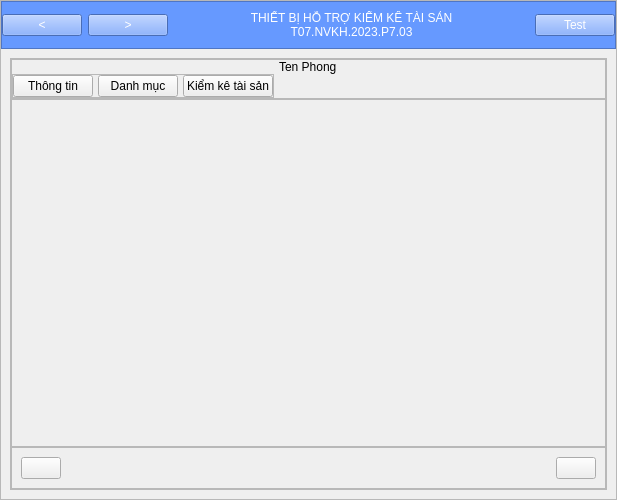
Before: the Qt Designer form Frontend/Design/design.ui in Qyt0109/KiemKeTaiSan, drawn with Qt 5.
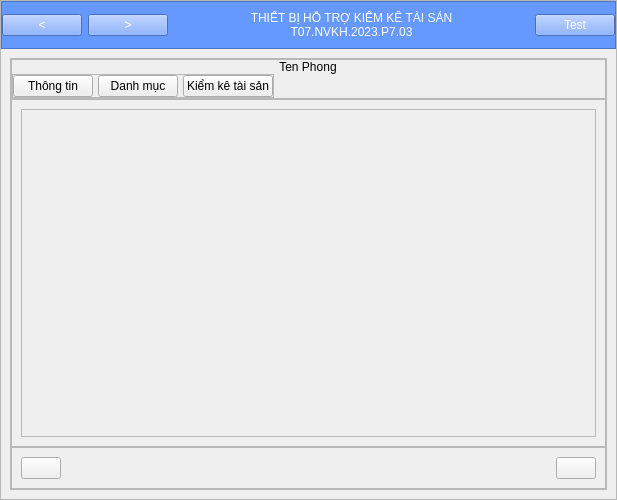
After: the same form once the commit is applied.

The edit to the form file:
```diff
--- a/Frontend/Design/design.ui
+++ b/Frontend/Design/design.ui
@@ -724,6 +724,9 @@
                    <property name="text">
                     <string>Ten Phong</string>
                    </property>
+                   <property name="alignment">
+                    <set>Qt::AlignCenter</set>
+                   </property>
                   </widget>
                  </item>
                  <item alignment="Qt::AlignLeft">
@@ -778,6 +781,21 @@
                </widget>
               </item>
               <item>
+               <widget class="QScrollArea" name="scrollArea_RoomInfo">
+                <property name="widgetResizable">
+                 <bool>true</bool>
+                </property>
+                <widget class="QWidget" name="scrollAreaWidgetContents_RoomInfo">
+                 <property name="geometry">
+                  <rect>
+                   <x>0</x>
+                   <y>0</y>
+                   <width>587</width>
+                   <height>314</height>
+                  </rect>
+                 </property>
+                 <layout class="QVBoxLayout" name="verticalLayout_15">
+                  <item>
                <widget class="QFrame" name="frame_RoomInfo">
                 <property name="sizePolicy">
                  <sizepolicy hsizetype="Preferred" vsizetype="Expanding">
@@ -791,10 +809,30 @@
                 <property name="frameShadow">
                  <enum>QFrame::Raised</enum>
                 </property>
-                <layout class="QVBoxLayout" name="verticalLayout_13"/>
-               </widget>
-              </item>
-              <item>
+                    <layout class="QVBoxLayout" name="verticalLayout_13">
+                     <property name="spacing">
+                      <number>0</number>
+                     </property>
+                     <property name="leftMargin">
+                      <number>0</number>
+                     </property>
+                     <property name="topMargin">
+                      <number>0</number>
+                     </property>
+                     <property name="rightMargin">
+                      <number>0</number>
+                     </property>
+                     <property name="bottomMargin">
+                      <number>0</number>
+                     </property>
+                    </layout>
+                   </widget>
+                  </item>
+                 </layout>
+                </widget>
+               </widget>
+              </item>
+              <item alignment="Qt::AlignBottom">
                <widget class="QFrame" name="frame_17">
                 <property name="frameShape">
                  <enum>QFrame::StyledPanel</enum>
```
Left out of the diff: 2 changed lines with no effect on the pictures. Lines whose indentation alone changed are shown as unchanged.
